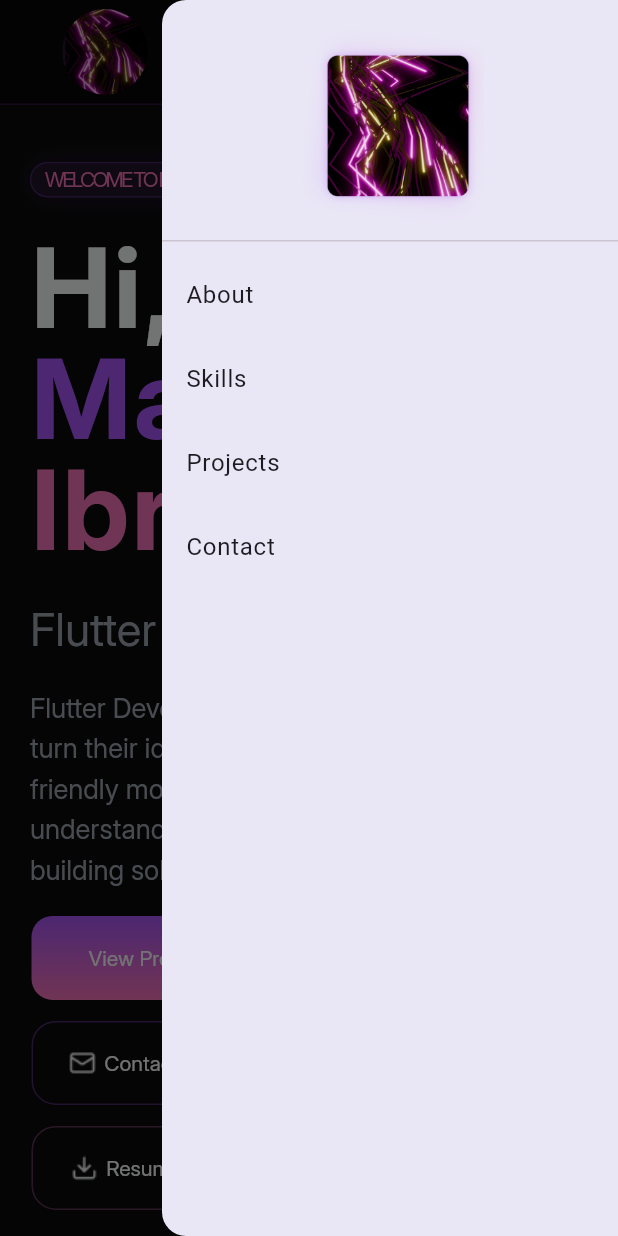
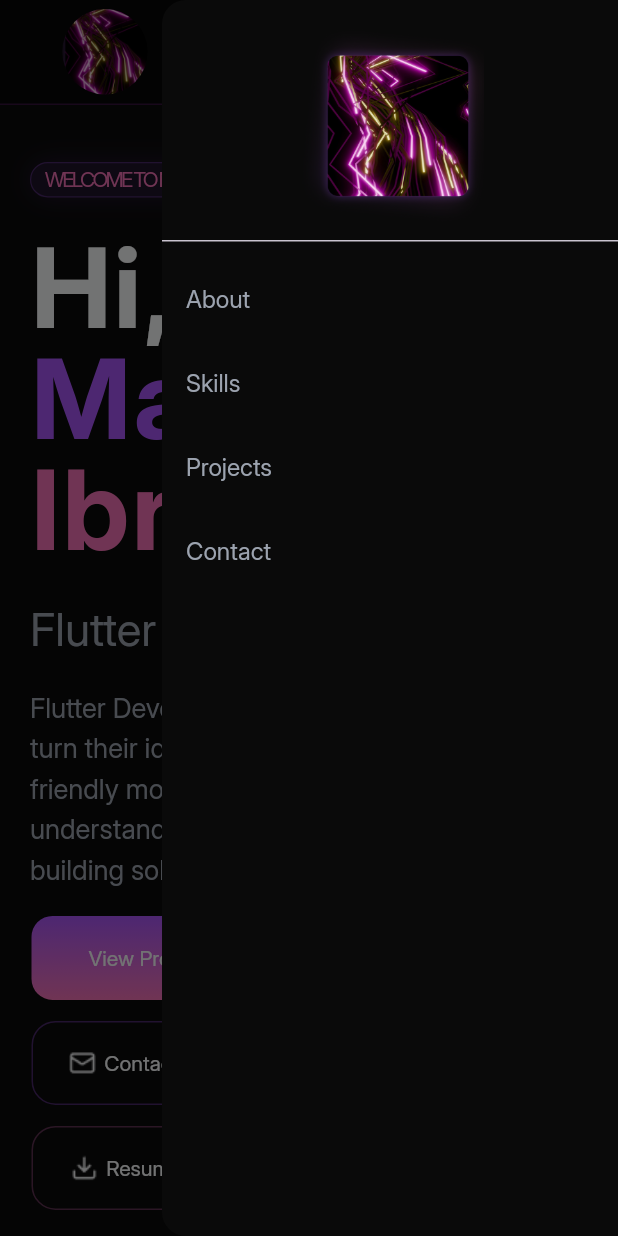
Before and after one commit to mariam280/my_portfolio, a Flutter app: the screen it shows after launch, in the side drawer, after a tap on "About", on a phone screen of 412 x 824 dp. Run offline on Flutter 3.47's test engine with Material 3 defaults, Android fonts, the phone set to English and light mode, and no system bars; drawn by our look-alikes of flutter_animate.

Commit message:
add animation hover to cards and drawer items

```diff
--- a/lib/modules/home/presentation/screens/widgets/about_section/achieve_item.dart
+++ b/lib/modules/home/presentation/screens/widgets/about_section/achieve_item.dart
@@ -1,23 +1,36 @@
-
 import 'package:flutter/material.dart';
 import 'package:my_portfolio/core/theme/app_colors.dart';
 import 'package:my_portfolio/core/theme/app_styles.dart';
 import 'package:my_portfolio/core/widgets/custom_card.dart';
+import 'package:my_portfolio/core/widgets/hover_button_wrapper.dart';
 
 class AboutAchieveItem extends StatelessWidget {
-  const AboutAchieveItem({super.key, required this.image, required this.title, required this.subTitle});
+  const AboutAchieveItem({
+    super.key,
+    required this.image,
+    required this.title,
+    required this.subTitle,
+  });
   final String image, title, subTitle;
   @override
   Widget build(BuildContext context) {
-    return CustomCard(
-      elevation: 0,
-      borderColor: AppColors.borderPink.withValues(alpha: 0.4),
-      cardColor: AppColors.cardColor,
-      child: ListTile(
-      contentPadding: EdgeInsets.symmetric(horizontal: 24, vertical: 16),
-      leading: Image.asset(image, fit: BoxFit.contain,),
-      title: Text(title,style: AppStyles.styleBold72(context).copyWith(fontSize: 30),),
-      subtitle: Text(subTitle, style: AppStyles.styleMedium16Grey(context),),),
+    return HoverButtonWrapper(
+      glow: AppColors.backgroundColor.withValues(alpha: 0.4),
+      scaleAfter: 1.05,
+      child: CustomCard(
+        elevation: 0,
+        borderColor: AppColors.borderPink.withValues(alpha: 0.4),
+        cardColor: AppColors.cardColor,
+        child: ListTile(
+          contentPadding: EdgeInsets.symmetric(horizontal: 24, vertical: 16),
+          leading: Image.asset(image, fit: BoxFit.contain),
+          title: Text(
+            title,
+            style: AppStyles.styleBold72(context).copyWith(fontSize: 30),
+          ),
+          subtitle: Text(subTitle, style: AppStyles.styleMedium16Grey(context)),
+        ),
+      ),
     );
   }
 }
--- a/lib/modules/home/presentation/screens/widgets/hero_section/app_drawer.dart
+++ b/lib/modules/home/presentation/screens/widgets/hero_section/app_drawer.dart
@@ -1,41 +1,26 @@
-
 import 'package:flutter/material.dart';
 import 'package:my_portfolio/core/constants/app_images.dart';
+import 'package:my_portfolio/core/theme/app_colors.dart';
+
+import 'drawer_item_hover.dart';
 
 class AppDrawer extends StatelessWidget {
-  const AppDrawer({
-    super.key,
-  });
+  const AppDrawer({super.key});
 
   @override
   Widget build(BuildContext context) {
     return Drawer(
-        backgroundColor: const Color.fromARGB(255, 233, 230, 246),
+      backgroundColor: AppColors.backgroundColor,
       child: ListView(
         padding: EdgeInsets.zero,
         children: [
           DrawerHeader(
-              child: Image.asset(
-                Assets.imagesAvatar,
-                fit: BoxFit.contain,
+            child: Image.asset(Assets.imagesAvatar, fit: BoxFit.contain),
           ),
-            ),
-            ListTile(
-              onTap: () {},
-              title: Text('About'),
-            ),
-            ListTile(
-              onTap: () {},
-              title: Text('Skills'),
-            ),
-            ListTile(
-              onTap: () {},
-              title: Text('Projects'),
-            ),
-            ListTile(
-              onTap: () {},
-              title: Text('Contact'),
-            ),
+          DrawerItemHover(text: "About", onTap: () {}),
+          DrawerItemHover(text: "Skills", onTap: () {}),
+          DrawerItemHover(text: "Projects", onTap: () {}),
+          DrawerItemHover(text: "Contact", onTap: () {}),
         ],
       ),
     );
--- /dev/null
+++ b/lib/modules/home/presentation/screens/widgets/hero_section/drawer_item_hover.dart
@@ -0,0 +1,38 @@
+import 'package:flutter/material.dart';
+import 'package:my_portfolio/core/theme/app_colors.dart';
+import 'package:my_portfolio/core/theme/app_styles.dart';
+
+class DrawerItemHover extends StatefulWidget {
+  const DrawerItemHover({super.key, required this.text, this.onTap});
+  final String text;
+  final void Function()? onTap;
+  @override
+  State<DrawerItemHover> createState() => _DrawerItemHoverState();
+}
+
+class _DrawerItemHoverState extends State<DrawerItemHover> {
+  bool isHover = false;
+  @override
+  Widget build(BuildContext context) {
+    return MouseRegion(
+      onEnter: (_) {
+        setState(() {
+          isHover = true;
+        });
+      },
+      onExit: (_) {
+        setState(() {
+          isHover = false;
+        });
+      },
+      child: ListTile(onTap: () {}, title: AnimatedDefaultTextStyle(
+         duration: const Duration(milliseconds: 200),
+      curve: Curves.easeInOut,
+      style: AppStyles.styleRegular18(context).copyWith(
+        fontSize: isHover ? 18 : 16,
+        color: isHover ? AppColors.kWhite : AppColors.kGrey,
+      ),
+        child: Text(widget.text))),
+    );
+  }
+}
--- a/lib/modules/home/presentation/screens/widgets/mobile_layout.dart
+++ b/lib/modules/home/presentation/screens/widgets/mobile_layout.dart
@@ -33,7 +33,22 @@ class MobileLayout extends StatelessWidget {
           ),
         ),
 
-        Positioned(top: 0, left: 0, right: 0, child: GlassDrawer()),
+        Positioned(
+          top: 0,
+          left: 0,
+          right: 0,
+          child: TweenAnimationBuilder(
+            duration: Duration(milliseconds: 600),
+            tween: Tween(begin: -80.0, end: 0.0),
+            builder: (context, value, child) {
+              return Transform.translate(
+                offset: Offset(0, value),
+                child: child,
+              );
+            },
+            child: GlassDrawer(),
+          ),
+        ),
       ],
     );
   }
--- a/lib/modules/home/presentation/screens/widgets/projects_section/hover_zooming_image.dart
+++ b/lib/modules/home/presentation/screens/widgets/projects_section/hover_zooming_image.dart
@@ -28,7 +28,7 @@ class _HoverZoomImageState extends State<HoverZoomImage> {
           curve: Curves.easeOut,
           child: Image.asset(
             widget.image,
-            fit: BoxFit.cover,
+            fit: BoxFit.fill,
           ),
         ),
       ),
--- a/lib/modules/home/presentation/screens/widgets/projects_section/project_section.dart
+++ b/lib/modules/home/presentation/screens/widgets/projects_section/project_section.dart
@@ -22,9 +22,9 @@ class ProjectSection extends StatelessWidget {
                 children: [
                   ProjectItem(
                     projectModel: ProjectModel(
-                      tool1: " Firebase ",
-                      tool2: " REST API ",
-                      tool3: "State Management",
+                      tool1: "State Management",
+                      tool2: "Firebase",
+                      tool3: "REST API",
                       image: Assets.imagesPro1,
                       title: "Newsify",
                       descreption:
@@ -39,9 +39,9 @@ class ProjectSection extends StatelessWidget {
                   ),
                   ProjectItem(
                     projectModel: ProjectModel(
-                      tool1: " Hive ",
-                      tool2: " Gemini Api ",
-                      tool3: "State Management",
+                      tool1: "State Management",
+                      tool2: " Hive ",
+                      tool3: " Gemini Api ",
                       image: Assets.imagesPro2,
                       title: "AI Chat",
                       descreption:
@@ -56,9 +56,9 @@ class ProjectSection extends StatelessWidget {
                   ),
                   ProjectItem(
                     projectModel: ProjectModel(
-                      tool1: " Flutter ",
+                      tool1: "State Management",
                       tool2: " Hive ",
-                      tool3: "State Management",
+                      tool3: " Flutter ",
                       image: Assets.imagesPro3,
                       title: "MTodo",
                       descreption:
@@ -78,9 +78,9 @@ class ProjectSection extends StatelessWidget {
                 children: [
                   ProjectItem(
                     projectModel: ProjectModel(
-                      tool1: " Firebase ",
-                      tool2: " REST API ",
-                      tool3: "State Management",
+                      tool1: "State Management",
+                      tool2: "Firebase",
+                      tool3: "REST API",
                       image: Assets.imagesPro1,
                       title: "Newsify",
                       descreption:
@@ -95,9 +95,9 @@ class ProjectSection extends StatelessWidget {
                   ),
                   ProjectItem(
                     projectModel: ProjectModel(
-                      tool1: " Hive ",
-                      tool2: " Gemini Api ",
-                      tool3: "State Management",
+                      tool1: "State Management",
+                      tool2: " Hive ",
+                      tool3: " Gemini Api ",
                       image: Assets.imagesPro2,
                       title: "AI Chat",
                       descreption:
@@ -112,9 +112,9 @@ class ProjectSection extends StatelessWidget {
                   ),
                   ProjectItem(
                     projectModel: ProjectModel(
-                      tool1: " Flutter ",
+                      tool1: "State Management",
                       tool2: " Hive ",
-                      tool3: "State Management",
+                      tool3: " Flutter ",
                       image: Assets.imagesPro3,
                       title: "MTodo",
                       descreption:
```
Also changed, not shown: lib/modules/home/presentation/screens/widgets/hero_section/custom_app_bar.dart (+18 -6 lines), lib/modules/home/presentation/screens/widgets/hero_section/nav_bar_item.dart (+4 -3 lines), lib/modules/home/presentation/screens/widgets/projects_section/project_item.dart (+4 -62 lines), lib/modules/home/presentation/screens/widgets/tablet_layout.dart (+16 -1 lines). Lines whose indentation alone changed are shown as unchanged.
